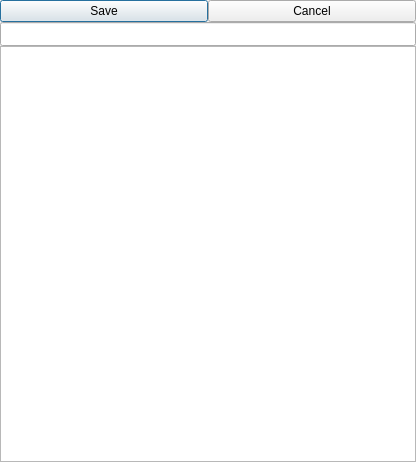
Qt form ui/config-edit.ui (berndhs/arado) before a commit.
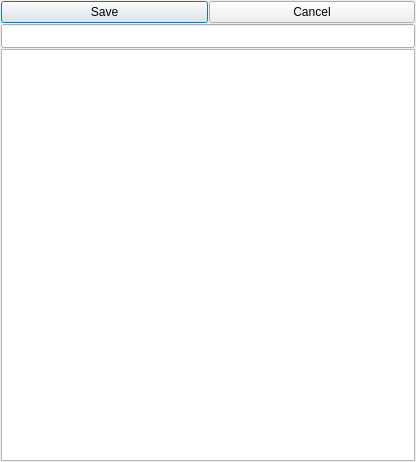
The same form after that commit. Icons and pictures are not drawn.

Commit message: messing with layouts

Patch:
```diff
--- a/ui/config-edit.ui
+++ b/ui/config-edit.ui
@@ -95,7 +95,7 @@
    </item>
   </layout>
  </widget>
- <layoutdefault spacing="0" margin="0"/>
+ <layoutdefault spacing="1" margin="1"/>
  <resources>
   <include location="../dchat.qrc"/>
  </resources>
```
The commit also changes 7 other files.
